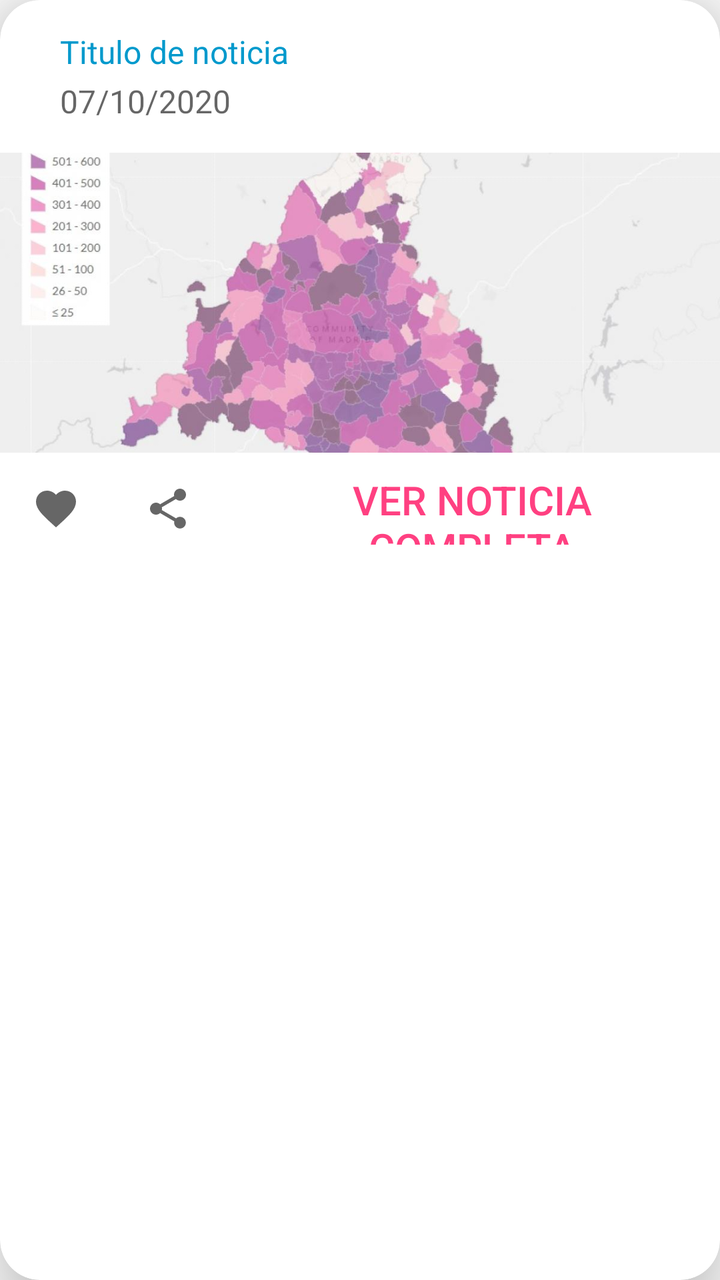
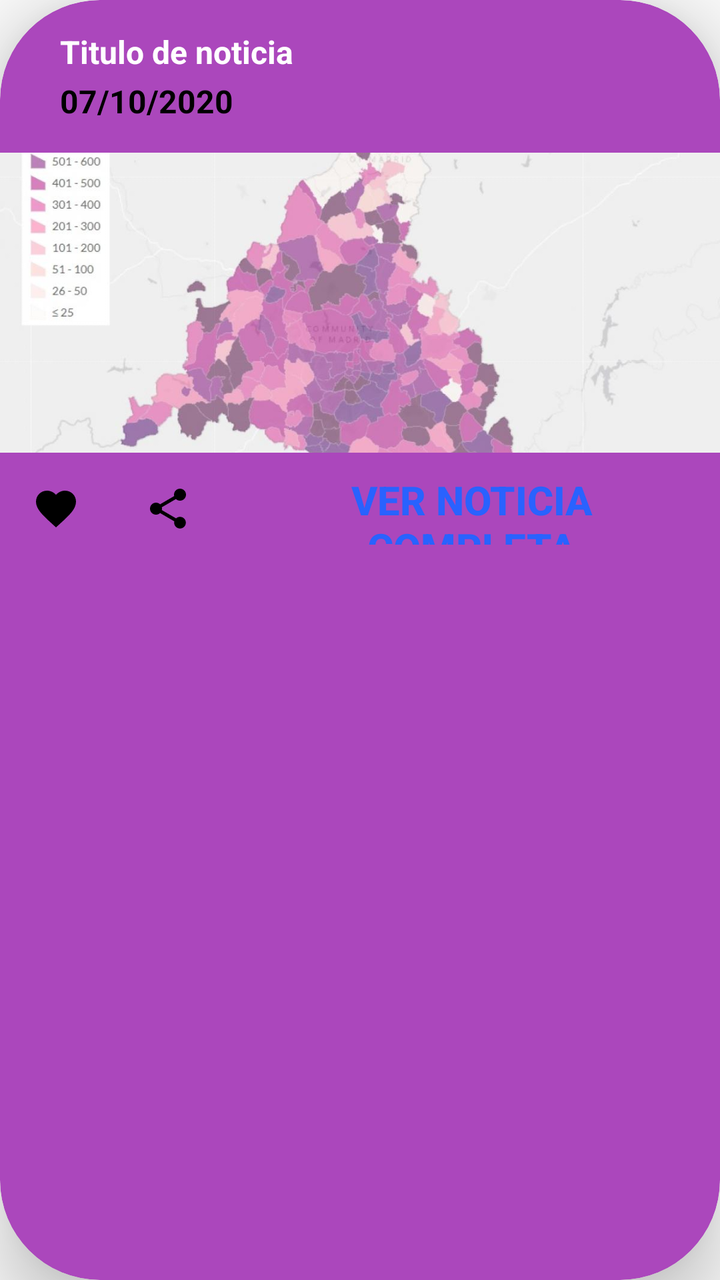

Compare the two renders of this Android layout. The source of the first and the diff that turns it into the second are given below.
<!-- AndroidManifest.xml: application theme AppTheme -->
<!-- res/layout/fragment_noticias.xml -->
<?xml version="1.0" encoding="utf-8"?>
<androidx.cardview.widget.CardView
    xmlns:android="http://schemas.android.com/apk/res/android"
    xmlns:app="http://schemas.android.com/apk/res-auto"
    xmlns:tools="http://schemas.android.com/tools"
    android:layout_width="match_parent"
    android:layout_height="wrap_content"
    android:layout_marginBottom="@dimen/spacing_medium"
    android:layout_marginLeft="@dimen/spacing_middle"
    android:layout_marginRight="@dimen/spacing_middle"
    android:layout_marginTop="@dimen/spacing_medium"
    android:visibility="visible"
    app:cardCornerRadius="20dp"
    app:cardElevation="20dp"
    tools:context=".ui.noticias.ActividadNoticias">

    <LinearLayout
        android:layout_width="match_parent"
        android:layout_height="wrap_content"
        android:orientation="vertical">

        <LinearLayout
            android:layout_width="match_parent"
            android:layout_height="wrap_content"
            android:orientation="horizontal"
            android:padding="@dimen/spacing_large">


            <View
                android:layout_width="@dimen/spacing_large"
                android:layout_height="0dp" />

            <LinearLayout
                android:layout_width="wrap_content"
                android:layout_height="wrap_content"
                android:orientation="vertical">

                <TextView
                    android:id="@+id/titulo"
                    android:layout_width="match_parent"
                    android:layout_height="wrap_content"
                    android:gravity="center_vertical"
                    android:text="@string/titulo"
                    android:textAppearance="@style/TextAppearance.AppCompat.Subhead"
                    android:textColor="@android:color/holo_blue_dark" />

                <TextView
                    android:id="@+id/fecha"
                    android:layout_width="match_parent"
                    android:layout_height="wrap_content"
                    android:layout_marginTop="@dimen/spacing_small"
                    android:gravity="center_vertical"
                    android:text="@string/fecha"
                    android:textAppearance="@style/TextAppearance.AppCompat.Subhead"
                    android:textColor="#99000000" />

            </LinearLayout>

        </LinearLayout>
        
        <ImageView
            android:id="@+id/imagen"
            android:layout_width="match_parent"
            android:layout_height="150dp"
            android:scaleType="centerCrop"
            android:src="@drawable/mapa"
            android:contentDescription="@string/nada" />

        <LinearLayout
            android:layout_width="match_parent"
            android:layout_height="?attr/actionBarSize"
            android:orientation="horizontal">

            <ImageButton
                android:layout_width="?attr/actionBarSize"
                android:layout_height="?attr/actionBarSize"
                android:background="?attr/selectableItemBackgroundBorderless"
                android:tint="#99000000"
                app:srcCompat="@drawable/ic_favorites"
                tools:ignore="VectorDrawableCompat"
                android:contentDescription="@string/nada" />

            <ImageButton
                android:layout_width="?attr/actionBarSize"
                android:layout_height="?attr/actionBarSize"
                android:background="?attr/selectableItemBackgroundBorderless"
                android:tint="#99000000"
                app:srcCompat="@drawable/ic_share"
                tools:ignore="VectorDrawableCompat"
                android:contentDescription="@string/nada"/>

            <androidx.appcompat.widget.AppCompatButton
                android:id="@+id/appcompatbutton"
                style="@style/Button.Accent.Borderless"
                android:layout_width="0dp"
                android:layout_height="wrap_content"
                android:layout_weight="1"
                android:gravity="center"
                android:textSize="20dp"
                android:text="VER NOTICIA COMPLETA" />


        </LinearLayout>

    </LinearLayout>

</androidx.cardview.widget.CardView>
<!-- resources referenced by this layout -->
<resources>
  <dimen name="spacing_large">15dp</dimen>
  <dimen name="spacing_medium">5dp</dimen>
  <dimen name="spacing_middle">10dp</dimen>
  <dimen name="spacing_small">3dp</dimen>
  <!-- drawable ic_favorites (drawable) -->
  <vector xmlns:android="http://schemas.android.com/apk/res/android"
          android:width="24dp"
          android:height="24dp"
          android:viewportWidth="24.0"
          android:viewportHeight="24.0">
      <path
          android:fillColor="#FFFFFFFF"
          android:pathData="M12,21.35l-1.45,-1.32C5.4,15.36 2,12.28 2,8.5 2,5.42 4.42,3 7.5,3c1.74,0 3.41,0.81 4.5,2.09C13.09,3.81 14.76,3 16.5,3 19.58,3 22,5.42 22,8.5c0,3.78 -3.4,6.86 -8.55,11.54L12,21.35z"/>
  </vector>
  <!-- drawable ic_share (drawable) -->
  <vector xmlns:android="http://schemas.android.com/apk/res/android"
          android:width="24dp"
          android:height="24dp"
          android:viewportWidth="24.0"
          android:viewportHeight="24.0">
      <path
          android:fillColor="#FFFFFF"
          android:pathData="M18,16.08c-0.76,0 -1.44,0.3 -1.96,0.77L8.91,12.7c0.05,-0.23 0.09,-0.46 0.09,-0.7s-0.04,-0.47 -0.09,-0.7l7.05,-4.11c0.54,0.5 1.25,0.81 2.04,0.81 1.66,0 3,-1.34 3,-3s-1.34,-3 -3,-3 -3,1.34 -3,3c0,0.24 0.04,0.47 0.09,0.7L8.04,9.81C7.5,9.31 6.79,9 6,9c-1.66,0 -3,1.34 -3,3s1.34,3 3,3c0.79,0 1.5,-0.31 2.04,-0.81l7.12,4.16c-0.05,0.21 -0.08,0.43 -0.08,0.65 0,1.61 1.31,2.92 2.92,2.92 1.61,0 2.92,-1.31 2.92,-2.92s-1.31,-2.92 -2.92,-2.92z"/>
  </vector>
  <!-- drawable mapa: jpeg bitmap (drawable, 49650 bytes) -->
  <string name="fecha">07/10/2020</string>
  <string name="nada">nada</string>
  <string name="titulo">Titulo de noticia</string>
  <style name="Button.Accent.Borderless" parent="@style/Widget.AppCompat.Button.Borderless.Colored">
          <item name="android:textColor">@color/colorAccent</item>
      </style>
  <style name="AppTheme" parent="Theme.AppCompat.Light.DarkActionBar">
          
          <item name="colorPrimary">@color/colorPrimary</item>
          <item name="colorPrimaryDark">@color/colorPrimaryDark</item>
          <item name="colorAccent">@color/colorAccent</item>
          <item name="windowActionBar">false</item>
          <item name="windowNoTitle">true</item>
      </style>
  <color name="colorAccent">#FF4081</color>
  <color name="colorPrimary">#1976D2</color>
  <color name="colorPrimaryDark">#1565C0</color>
</resources>

<!-- the commit's change to res/layout/fragment_noticias.xml (unified diff, before → after) -->
@@ -10,8 +10,9 @@
     android:layout_marginRight="@dimen/spacing_middle"
     android:layout_marginTop="@dimen/spacing_medium"
     android:visibility="visible"
-    app:cardCornerRadius="20dp"
+    app:cardCornerRadius="50dp"
     app:cardElevation="20dp"
+    app:cardBackgroundColor="@color/purple_400"
     tools:context=".ui.noticias.ActividadNoticias">
 
     <LinearLayout
@@ -42,7 +43,8 @@
                     android:gravity="center_vertical"
                     android:text="@string/titulo"
                     android:textAppearance="@style/TextAppearance.AppCompat.Subhead"
-                    android:textColor="@android:color/holo_blue_dark" />
+                    android:textColor="#FFFFFF"
+                    android:textStyle="bold"/>
 
                 <TextView
                     android:id="@+id/fecha"
@@ -51,8 +53,9 @@
                     android:layout_marginTop="@dimen/spacing_small"
                     android:gravity="center_vertical"
                     android:text="@string/fecha"
-                    android:textAppearance="@style/TextAppearance.AppCompat.Subhead"
-                    android:textColor="#99000000" />
+                    android:textColor="#000000"
+                    android:textStyle="bold"
+                    android:textAppearance="@style/TextAppearance.AppCompat.Subhead"/>
 
             </LinearLayout>
 
@@ -75,16 +78,17 @@
                 android:layout_width="?attr/actionBarSize"
                 android:layout_height="?attr/actionBarSize"
                 android:background="?attr/selectableItemBackgroundBorderless"
-                android:tint="#99000000"
+                android:tint="#000000"
                 app:srcCompat="@drawable/ic_favorites"
                 tools:ignore="VectorDrawableCompat"
                 android:contentDescription="@string/nada" />
 
             <ImageButton
+                android:id="@+id/botonCompartir"
                 android:layout_width="?attr/actionBarSize"
                 android:layout_height="?attr/actionBarSize"
                 android:background="?attr/selectableItemBackgroundBorderless"
-                android:tint="#99000000"
+                android:tint="#000000"
                 app:srcCompat="@drawable/ic_share"
                 tools:ignore="VectorDrawableCompat"
                 android:contentDescription="@string/nada"/>
@@ -97,6 +101,7 @@
                 android:layout_weight="1"
                 android:gravity="center"
                 android:textSize="20dp"
+                android:textStyle="bold"
                 android:text="VER NOTICIA COMPLETA" />
 
 
<!-- resource entries referenced after the edit -->
@@ -1,5 +1,6 @@
 <!-- resources referenced by this layout -->
 <resources>
+  <color name="purple_400">#AB47BC</color>
   <dimen name="spacing_large">15dp</dimen>
   <dimen name="spacing_medium">5dp</dimen>
   <dimen name="spacing_middle">10dp</dimen>
@@ -29,7 +30,7 @@
   <string name="nada">nada</string>
   <string name="titulo">Titulo de noticia</string>
   <style name="Button.Accent.Borderless" parent="@style/Widget.AppCompat.Button.Borderless.Colored">
-          <item name="android:textColor">@color/colorAccent</item>
+          <item name="android:textColor">@color/blue_A700</item>
       </style>
   <style name="AppTheme" parent="Theme.AppCompat.Light.DarkActionBar">
           
@@ -39,6 +40,7 @@
           <item name="windowActionBar">false</item>
           <item name="windowNoTitle">true</item>
       </style>
+  <color name="blue_A700">#2962FF</color>
   <color name="colorAccent">#FF4081</color>
   <color name="colorPrimary">#1976D2</color>
   <color name="colorPrimaryDark">#1565C0</color>
